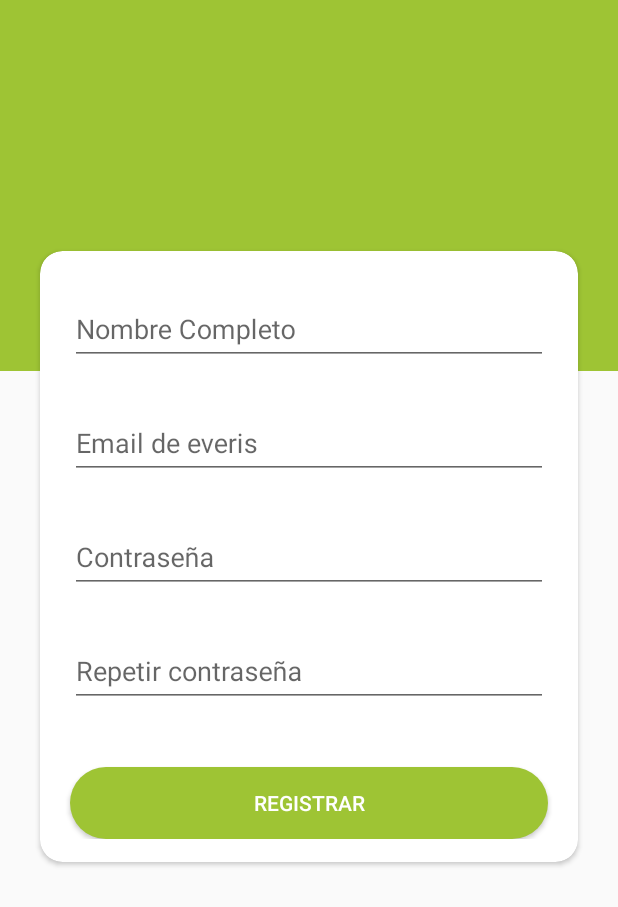
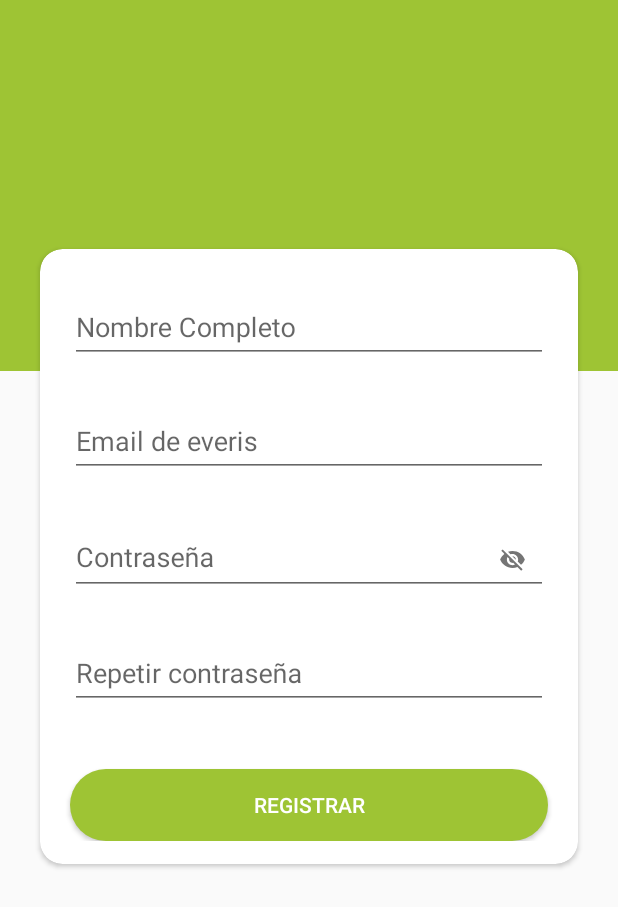
Before and after one commit to jjlii/MDM, an Android app: the screen it shows after launch (MainActivity), after a tap on "SIGN UP", on a phone screen of 412 x 824 dp. Shown: the top 907 px of the screen. Run offline under Robolectric (Android 15) with nearby library versions, the phone set to English and light mode, and no system bars; 8 statements that could not run were skipped; 2 other taps on this screen came first.

Commit message:
Funcionando BottomNavBar

```diff
--- a/app/src/main/java/com/example/mdm_everis/MainActivity.kt
+++ b/app/src/main/java/com/example/mdm_everis/MainActivity.kt
@@ -2,16 +2,19 @@ package com.example.mdm_everis
 
 import androidx.appcompat.app.AppCompatActivity
 import android.os.Bundle
-import android.view.View
+import android.view.Menu
 import androidx.navigation.findNavController
 import com.google.android.material.bottomnavigation.BottomNavigationView
 import kotlinx.android.synthetic.main.activity_main.*
 
 class MainActivity : AppCompatActivity() {
 
+    lateinit var bottomNavigationView: BottomNavigationView
+
     override fun onCreate(savedInstanceState: Bundle?) {
         super.onCreate(savedInstanceState)
         setContentView(R.layout.activity_main)
+        bottomNavigationView = this.bottom_navigation
     }
 
     override fun onSupportNavigateUp() = findNavController( R.id.nav_host_fragment).navigateUp()
@@ -20,10 +23,6 @@ class MainActivity : AppCompatActivity() {
 
     fun setTitle(title: String){ supportActionBar?.title = title }
 
-    fun getNavBar() : BottomNavigationView = this.btn_navigation
-
-
-
-
+    fun getNavBar() : BottomNavigationView = bottomNavigationView
 
 }
--- a/app/src/main/java/com/example/mdm_everis/base/BaseFragment.kt
+++ b/app/src/main/java/com/example/mdm_everis/base/BaseFragment.kt
@@ -27,7 +27,9 @@ abstract class BaseFragment<VM : BaseViewModel> : Fragment() {
     abstract fun getViewModel(): KClass<VM>
     abstract val showToolbar: Boolean
 
-    lateinit var navbar : BottomNavigationView
+    val navbar by lazy {
+        (activity as MainActivity).getNavBar()
+    }
 
 
 
@@ -50,7 +52,7 @@ abstract class BaseFragment<VM : BaseViewModel> : Fragment() {
 
     override fun onViewCreated(view: View, savedInstanceState: Bundle?) {
         super.onViewCreated(view, savedInstanceState)
-        navbar = (activity as MainActivity).getNavBar()
+
         navbar.setOnNavigationItemSelectedListener(mOnNavigationItemSelectedListener)
     }
 
--- a/app/src/main/java/com/example/mdm_everis/home/devices/DevicesFragment.kt
+++ b/app/src/main/java/com/example/mdm_everis/home/devices/DevicesFragment.kt
@@ -23,6 +23,7 @@ class DevicesFragment : BaseFragment<DevicesViewModel>() {
     override fun onViewCreated(view: View, savedInstanceState: Bundle?) {
         super.onViewCreated(view, savedInstanceState)
         showNavbar(true)
+        navbar.menu.getItem(2).isChecked = true
         initObservers()
         initListener()
     }
--- a/app/src/main/java/com/example/mdm_everis/home/favourites/FavouritesFragment.kt
+++ b/app/src/main/java/com/example/mdm_everis/home/favourites/FavouritesFragment.kt
@@ -23,6 +23,7 @@ class FavouritesFragment :BaseFragment<FavouritesViewModel>() {
     override fun onViewCreated(view: View, savedInstanceState: Bundle?) {
         super.onViewCreated(view, savedInstanceState)
         showNavbar(true)
+        navbar.menu.getItem(1).isChecked = true
     }
 
 
--- a/app/src/main/java/com/example/mdm_everis/home/reserves/ReservesFragment.kt
+++ b/app/src/main/java/com/example/mdm_everis/home/reserves/ReservesFragment.kt
@@ -23,7 +23,7 @@ class ReservesFragment : BaseFragment<ReservesViewModel>() {
     override fun onViewCreated(view: View, savedInstanceState: Bundle?) {
         super.onViewCreated(view, savedInstanceState)
         showNavbar(true)
-
+        navbar.menu.getItem(0).isChecked = true
         /*
         initObservers()
         initListener()
--- a/app/src/main/res/layout/activity_main.xml
+++ b/app/src/main/res/layout/activity_main.xml
@@ -14,11 +14,11 @@
         android:layout_height="match_parent"
         app:defaultNavHost="true"
         app:navGraph="@navigation/app_navigation"
-        android:layout_above="@id/btn_navigation"
+        android:layout_above="@id/bottom_navigation"
         />
 
     <com.google.android.material.bottomnavigation.BottomNavigationView
-        android:id="@+id/btn_navigation"
+        android:id="@+id/bottom_navigation"
         android:layout_width="match_parent"
         android:layout_height="wrap_content"
         android:layout_alignParentBottom="true"
--- a/app/src/main/res/layout/sign_up_card_view.xml
+++ b/app/src/main/res/layout/sign_up_card_view.xml
@@ -57,7 +57,9 @@
             android:layout_margin="20dp"
             app:layout_constraintStart_toStartOf="@id/ly_full_name"
             app:layout_constraintEnd_toEndOf="@id/ly_full_name"
-            app:layout_constraintTop_toBottomOf="@id/ly_email">
+            app:layout_constraintTop_toBottomOf="@id/ly_email"
+            app:passwordToggleDrawable="@drawable/icon_selector"
+            app:passwordToggleEnabled="true">
 
             <com.google.android.material.textfield.TextInputEditText
                 android:id="@+id/et_password"
--- a/app/src/main/res/menu/bottom_nav_menu.xml
+++ b/app/src/main/res/menu/bottom_nav_menu.xml
@@ -1,5 +1,6 @@
 <?xml version="1.0" encoding="utf-8"?>
-<menu xmlns:android="http://schemas.android.com/apk/res/android">
+<menu
+    xmlns:android="http://schemas.android.com/apk/res/android">
 
     <item
         android:id="@+id/nav_reserves"
```
